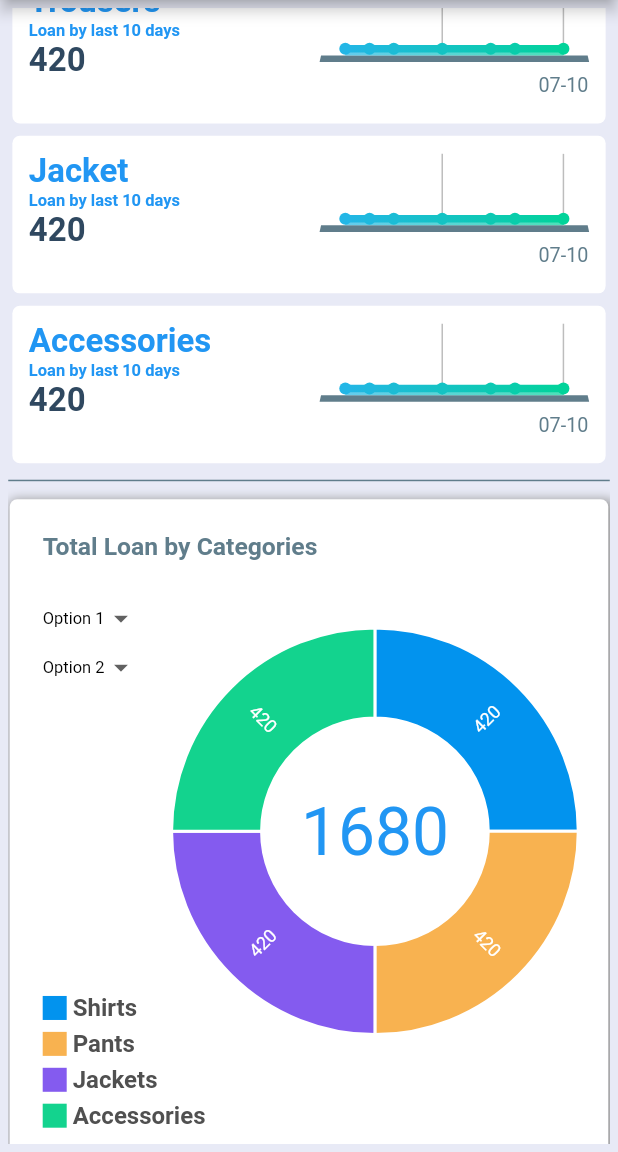
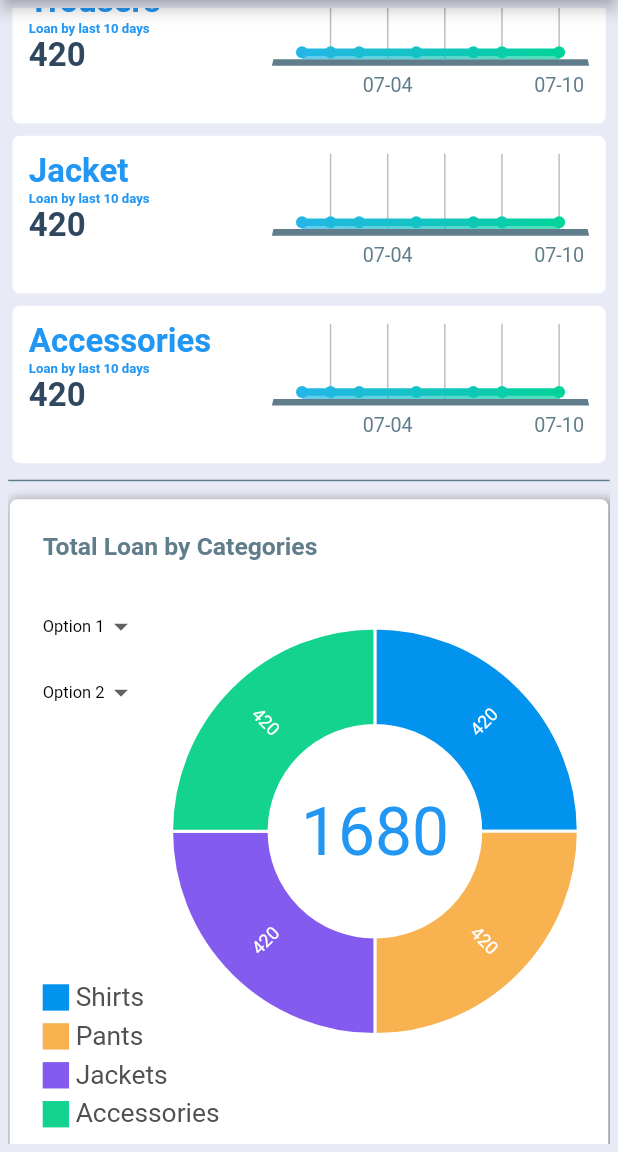
Before and after one commit to Jade-Zhang719/dashboard, a Flutter app: the screen it shows after launch, scrolled down 1152 dp, on a phone screen of 412 x 824 dp, the part 84-1236 px from its top. Run offline on Flutter 3.47's test engine with Material 2 defaults, Android fonts, the phone set to English and light mode, and no system bars; drawn by our look-alikes of fl_chart; our stand-ins replace charts_flutter, flutter_screenutil, syncfusion_flutter_gauges; missing offline and left inert: kdgaugeview, syncfusion_flutter_core.

Commit message:
pad version

```diff
--- a/lib/blocks/p1_stock_each.dart
+++ b/lib/blocks/p1_stock_each.dart
@@ -183,11 +183,11 @@ class _StockEachState extends State<StockEach> {
                       mainAxisAlignment: MainAxisAlignment.spaceEvenly,
                       children: [
                         Text(
-                          "Stock On Hand of $variety",
+                          "Stock of\n$variety",
                           textAlign: TextAlign.center,
                           style: TextStyle(
                             color: Theme.of(context).primaryColor,
-                            fontSize: 10.w,
+                            fontSize: 8.w,
                           ),
                         ),
                         OptionButton(txSize: 5.w),
--- a/lib/blocks/p2_stock_level.dart
+++ b/lib/blocks/p2_stock_level.dart
@@ -153,7 +153,7 @@ class _RangeDataLabelState extends State<RangeDataLabel> {
                   child: Container(
                     width: 400.w,
                     height: 400.w,
-                    padding: EdgeInsets.only(top: 10.w),
+                    padding: EdgeInsets.only(top: 20.w, right: 20.w),
                     child: KdGaugeView(
                       innerCirclePadding: 10.w,
                       unitOfMeasurement: "Stock Level (%)",
--- a/lib/blocks/p4_last10day_detail.dart
+++ b/lib/blocks/p4_last10day_detail.dart
@@ -40,7 +40,8 @@ class _LastTenDetailsState extends State<LastTenDetails> {
         child: Row(
           mainAxisAlignment: MainAxisAlignment.spaceBetween,
           children: [
-            Container(
+            Expanded(
+              flex: 3,
               child: Column(
                 crossAxisAlignment: CrossAxisAlignment.start,
                 children: [
@@ -58,7 +59,7 @@ class _LastTenDetailsState extends State<LastTenDetails> {
                       "Loan by last 10 days",
                       style: TextStyle(
                           color: Colors.blue,
-                          fontSize: 10.w,
+                          fontSize: 8.w,
                           fontWeight: FontWeight.w600),
                     ),
                   ),
@@ -74,7 +75,10 @@ class _LastTenDetailsState extends State<LastTenDetails> {
                 ],
               ),
             ),
-            LineChartSample2(),
+            Expanded(
+              flex: 5,
+              child: LineChartSample2(),
+            ),
           ],
         ),
       );
--- a/lib/charts/indicator.dart
+++ b/lib/charts/indicator.dart
@@ -1,4 +1,5 @@
 import 'package:flutter/material.dart';
+import 'package:flutter_screenutil/flutter_screenutil.dart';
 
 class Indicator extends StatelessWidget {
   final Color color;
@@ -21,20 +22,19 @@ class Indicator extends StatelessWidget {
     return Row(
       children: <Widget>[
         Container(
-          width: size,
-          height: size,
+          width: 16.w,
+          height: 16.w,
           decoration: BoxDecoration(
             shape: isSquare ? BoxShape.rectangle : BoxShape.circle,
             color: color,
           ),
         ),
-        const SizedBox(
-          width: 4,
+        SizedBox(
+          width: 4.w,
         ),
         Text(
           text,
-          style: TextStyle(
-              fontSize: 16, fontWeight: FontWeight.bold, color: textColor),
+          style: TextStyle(fontSize: 16.w, color: textColor),
         )
       ],
     );
--- a/lib/charts/line_chart2.dart
+++ b/lib/charts/line_chart2.dart
@@ -19,7 +19,7 @@ class _LineChartSample2State extends State<LineChartSample2> {
   Widget build(BuildContext context) {
     return Container(
       height: 75.h,
-      width: 200.w,
+      width: 180.w,
       alignment: Alignment.center,
       child: LineChart(
         mainDataLight(),
@@ -72,13 +72,14 @@ class _LineChartSample2State extends State<LineChartSample2> {
             }
             return '';
           },
-          margin: 8,
+          margin: 5.w,
         ),
         leftTitles: SideTitles(
           showTitles: true,
+          reservedSize: 15.w,
           textStyle: TextStyle(
             color: Colors.blueGrey,
-            fontSize: 12.w,
+            fontSize: 8.w,
           ),
           getTitles: (value) {
             switch (value.toInt()) {
@@ -91,8 +92,7 @@ class _LineChartSample2State extends State<LineChartSample2> {
             }
             return '';
           },
-          reservedSize: 28,
-          margin: 12,
+          margin: 5.w,
         ),
       ),
       borderData: FlBorderData(
--- a/lib/charts/pie_chart3.dart
+++ b/lib/charts/pie_chart3.dart
@@ -1,6 +1,7 @@
 /// Donut chart example. This is a simple pie chart with a hole in the middle.
 import 'package:charts_flutter/flutter.dart' as charts;
 import 'package:flutter/material.dart';
+import 'package:flutter_screenutil/flutter_screenutil.dart';
 
 class DonutPieChart extends StatelessWidget {
   final bool animate;
@@ -66,7 +67,7 @@ class DonutPieChart extends StatelessWidget {
         // Configure the width of the pie slices to 60px. The remaining space in
         // the chart will be left as a hole in the center.
         defaultRenderer: new charts.ArcRendererConfig(
-            arcWidth: 60,
+            arcWidth: 60.w.toInt(),
             arcRendererDecorators: [new charts.ArcLabelDecorator()]));
   }
 
--- a/lib/items/optionButton.dart
+++ b/lib/items/optionButton.dart
@@ -39,7 +39,7 @@ class _OptionButtonState extends State<OptionButton> {
         mainAxisSize: MainAxisSize.min,
         children: [
           Container(
-            height: txSize * 3,
+            height: txSize * 4,
             child: DropdownButton<String>(
               iconSize: txSize * 2,
               dropdownColor: Colors.white,
@@ -72,7 +72,7 @@ class _OptionButtonState extends State<OptionButton> {
             ),
           ),
           Container(
-            height: txSize * 3,
+            height: txSize * 4,
             child: DropdownButton<String>(
               iconSize: txSize * 2,
               dropdownColor: Colors.white,
--- a/lib/main.dart
+++ b/lib/main.dart
@@ -37,6 +37,7 @@ class _MyHomePageState extends State<MyHomePage> {
   @override
   Widget build(BuildContext context) {
     //Tablet : 1366 x 1024
+    //956.2 716.8
     //Mobile : 375 X 667
     //PC     : 1536 X 754.4
     double width = MediaQuery.of(context).size.width;
```
